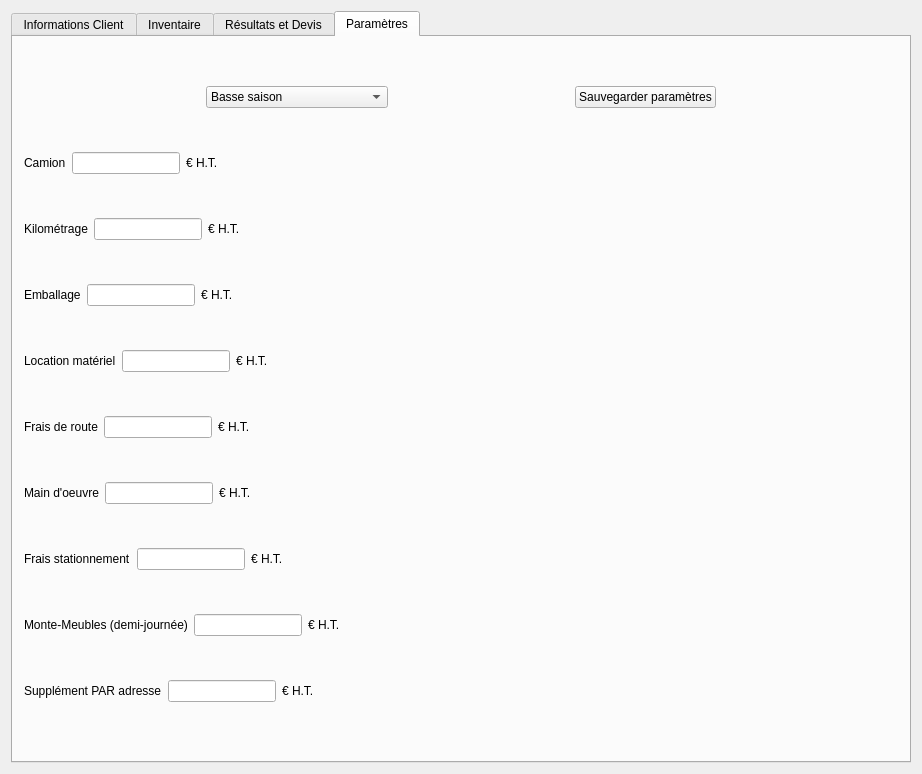
The window that DevisMaker/src/ui/MainWindow.ui (Andreas-Chatti/DevisMaker) describes before a commit, drawn with Qt 5.
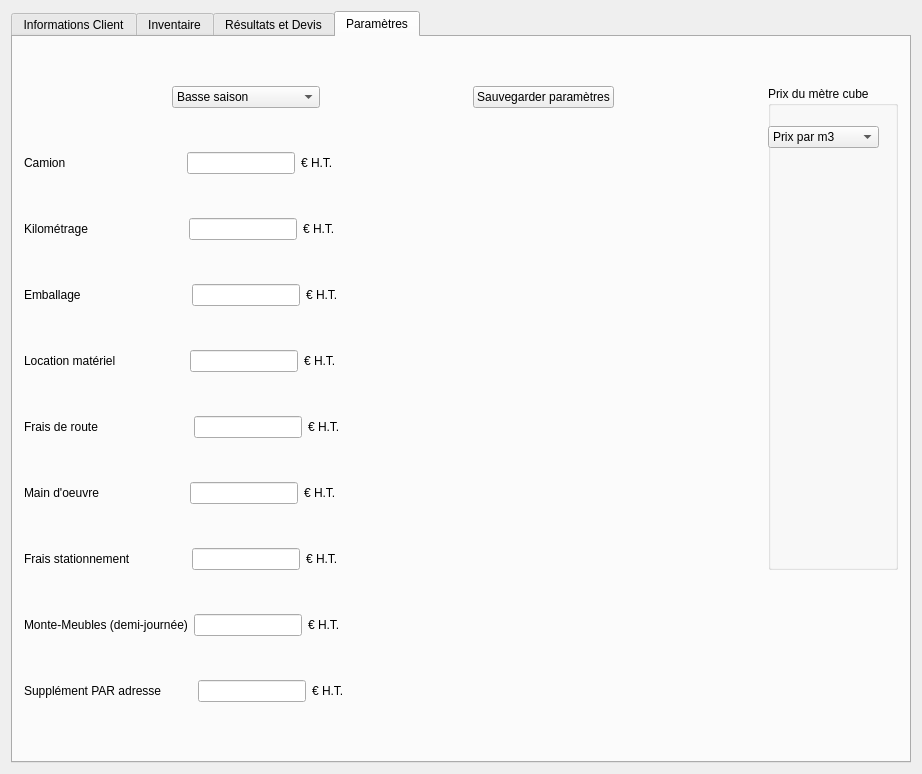
The same window after the commit. The open tabs and pages were chosen to show the change.

Commit message: Tarification refactoring : -Adding the possibility of editing m3 prices on runtime. -Added multiple methods and new member variables

The edit to the form file:
```diff
--- a/DevisMaker/src/ui/MainWindow.ui
+++ b/DevisMaker/src/ui/MainWindow.ui
@@ -51,7 +51,7 @@
        <number>1</number>
       </property>
       <property name="currentIndex">
-       <number>2</number>
+       <number>3</number>
       </property>
       <widget class="QWidget" name="InformationsClient">
        <property name="enabled">
@@ -209,7 +209,7 @@
                </property>
                <property name="dateTime">
                 <datetime>
-                 <hour>15</hour>
+                 <hour>13</hour>
                  <minute>0</minute>
                  <second>0</second>
                  <year>2025</year>
@@ -219,7 +219,7 @@
                </property>
                <property name="maximumDateTime">
                 <datetime>
-                 <hour>3</hour>
+                 <hour>2</hour>
                  <minute>0</minute>
                  <second>59</second>
                  <year>2030</year>
@@ -229,7 +229,7 @@
                </property>
                <property name="minimumDateTime">
                 <datetime>
-                 <hour>20</hour>
+                 <hour>19</hour>
                  <minute>0</minute>
                  <second>0</second>
                  <year>2024</year>
@@ -1093,10 +1093,10 @@
         <string>Paramètres</string>
        </attribute>
        <layout class="QGridLayout" name="gridLayout_7">
-        <item row="10" column="0">
-         <layout class="QHBoxLayout" name="horizontalLayout_33">
+        <item row="7" column="0">
+         <layout class="QHBoxLayout" name="horizontalLayout_25">
           <item>
-           <widget class="QLabel" name="suppAdresseLabel">
+           <widget class="QLabel" name="fraisStatLabel">
             <property name="sizePolicy">
              <sizepolicy hsizetype="Fixed" vsizetype="Preferred">
               <horstretch>0</horstretch>
@@ -1104,12 +1104,28 @@
              </sizepolicy>
             </property>
             <property name="text">
-             <string>Supplément PAR adresse</string>
+             <string>Frais stationnement</string>
             </property>
            </widget>
           </item>
           <item>
-           <widget class="QLineEdit" name="suppAdresseLineEdit">
+           <spacer name="horizontalSpacer_25">
+            <property name="orientation">
+             <enum>Qt::Orientation::Horizontal</enum>
+            </property>
+            <property name="sizeType">
+             <enum>QSizePolicy::Policy::Fixed</enum>
+            </property>
+            <property name="sizeHint" stdset="0">
+             <size>
+              <width>55</width>
+              <height>20</height>
+             </size>
+            </property>
+           </spacer>
+          </item>
+          <item>
+           <widget class="QLineEdit" name="fraisStatLineEdit">
             <property name="sizePolicy">
              <sizepolicy hsizetype="Fixed" vsizetype="Fixed">
               <horstretch>0</horstretch>
@@ -1119,7 +1135,7 @@
            </widget>
           </item>
           <item>
-           <widget class="QLabel" name="htLabel10">
+           <widget class="QLabel" name="htLabel7">
             <property name="sizePolicy">
              <sizepolicy hsizetype="Fixed" vsizetype="Fixed">
               <horstretch>0</horstretch>
@@ -1132,7 +1148,7 @@
            </widget>
           </item>
           <item>
-           <spacer name="horizontalSpacer_28">
+           <spacer name="horizontalSpacer_23">
             <property name="orientation">
              <enum>Qt::Orientation::Horizontal</enum>
             </property>
@@ -1146,46 +1162,115 @@
           </item>
          </layout>
         </item>
-        <item row="4" column="0">
-         <layout class="QHBoxLayout" name="horizontalLayout_12">
+        <item row="8" column="0">
+         <layout class="QHBoxLayout" name="horizontalLayout_22">
           <item>
-           <widget class="QLabel" name="prixEmballageLabel">
+           <widget class="QLabel" name="MMeublesLabel">
             <property name="sizePolicy">
+             <sizepolicy hsizetype="Fixed" vsizetype="Preferred">
+              <horstretch>0</horstretch>
+              <verstretch>0</verstretch>
+             </sizepolicy>
+            </property>
+            <property name="text">
+             <string>Monte-Meubles (demi-journée)</string>
+            </property>
+           </widget>
+          </item>
+          <item>
+           <widget class="QLineEdit" name="MMeublesLineEdit">
+            <property name="sizePolicy">
              <sizepolicy hsizetype="Fixed" vsizetype="Fixed">
               <horstretch>0</horstretch>
               <verstretch>0</verstretch>
              </sizepolicy>
             </property>
+           </widget>
+          </item>
+          <item>
+           <widget class="QLabel" name="htLabel8">
+            <property name="sizePolicy">
+             <sizepolicy hsizetype="Fixed" vsizetype="Fixed">
+              <horstretch>0</horstretch>
+              <verstretch>0</verstretch>
+             </sizepolicy>
+            </property>
             <property name="text">
-             <string>Emballage</string>
+             <string>€ H.T.</string>
             </property>
            </widget>
           </item>
           <item>
-           <widget class="QLineEdit" name="prixEmballageLineEdit">
+           <spacer name="horizontalSpacer_24">
+            <property name="orientation">
+             <enum>Qt::Orientation::Horizontal</enum>
+            </property>
+            <property name="sizeHint" stdset="0">
+             <size>
+              <width>40</width>
+              <height>20</height>
+             </size>
+            </property>
+           </spacer>
+          </item>
+         </layout>
+        </item>
+        <item row="6" column="0">
+         <layout class="QHBoxLayout" name="horizontalLayout_11">
+          <item>
+           <widget class="QLabel" name="moLabel">
             <property name="sizePolicy">
              <sizepolicy hsizetype="Fixed" vsizetype="Fixed">
               <horstretch>0</horstretch>
               <verstretch>0</verstretch>
              </sizepolicy>
             </property>
+            <property name="text">
+             <string>Main d'oeuvre</string>
+            </property>
            </widget>
           </item>
           <item>
-           <widget class="QLabel" name="htLabel2">
+           <spacer name="horizontalSpacer_26">
+            <property name="orientation">
+             <enum>Qt::Orientation::Horizontal</enum>
+            </property>
+            <property name="sizeType">
+             <enum>QSizePolicy::Policy::Fixed</enum>
+            </property>
+            <property name="sizeHint" stdset="0">
+             <size>
+              <width>85</width>
+              <height>20</height>
+             </size>
+            </property>
+           </spacer>
+          </item>
+          <item>
+           <widget class="QLineEdit" name="moLineEdit">
             <property name="sizePolicy">
              <sizepolicy hsizetype="Fixed" vsizetype="Fixed">
               <horstretch>0</horstretch>
               <verstretch>0</verstretch>
              </sizepolicy>
             </property>
+           </widget>
+          </item>
+          <item>
+           <widget class="QLabel" name="htLabel6">
+            <property name="sizePolicy">
+             <sizepolicy hsizetype="Fixed" vsizetype="Fixed">
+              <horstretch>0</horstretch>
+              <verstretch>0</verstretch>
+             </sizepolicy>
+            </property>
             <property name="text">
              <string>€ H.T.</string>
             </property>
            </widget>
           </item>
           <item>
-           <spacer name="horizontalSpacer_19">
+           <spacer name="horizontalSpacer_22">
             <property name="orientation">
              <enum>Qt::Orientation::Horizontal</enum>
             </property>
@@ -1201,6 +1286,9 @@
         </item>
         <item row="1" column="0">
          <layout class="QHBoxLayout" name="horizontalLayout_7">
+          <property name="sizeConstraint">
+           <enum>QLayout::SizeConstraint::SetDefaultConstraint</enum>
+          </property>
           <item>
            <widget class="QLabel" name="prixCamionLabel">
             <property name="sizePolicy">
@@ -1214,6 +1302,22 @@
             </property>
            </widget>
           </item>
+          <item>
+           <spacer name="horizontalSpacer_32">
+            <property name="orientation">
+             <enum>Qt::Orientation::Horizontal</enum>
+            </property>
+            <property name="sizeType">
+             <enum>QSizePolicy::Policy::Fixed</enum>
+            </property>
+            <property name="sizeHint" stdset="0">
+             <size>
+              <width>115</width>
+              <height>20</height>
+             </size>
+            </property>
+           </spacer>
+          </item>
           <item>
            <widget class="QLineEdit" name="prixCamionLineEdit">
             <property name="sizePolicy">
@@ -1331,113 +1435,7 @@
           </item>
          </layout>
         </item>
-        <item row="6" column="0">
-         <layout class="QHBoxLayout" name="horizontalLayout_13">
-          <item>
-           <widget class="QLabel" name="coutFraisRouteLabel_2">
-            <property name="sizePolicy">
-             <sizepolicy hsizetype="Fixed" vsizetype="Fixed">
-              <horstretch>0</horstretch>
-              <verstretch>0</verstretch>
-             </sizepolicy>
-            </property>
-            <property name="text">
-             <string>Frais de route</string>
-            </property>
-           </widget>
-          </item>
-          <item>
-           <widget class="QLineEdit" name="coutFraisRouteLineEdit">
-            <property name="sizePolicy">
-             <sizepolicy hsizetype="Fixed" vsizetype="Fixed">
-              <horstretch>0</horstretch>
-              <verstretch>0</verstretch>
-             </sizepolicy>
-            </property>
-           </widget>
-          </item>
-          <item>
-           <widget class="QLabel" name="htLabel5">
-            <property name="sizePolicy">
-             <sizepolicy hsizetype="Fixed" vsizetype="Fixed">
-              <horstretch>0</horstretch>
-              <verstretch>0</verstretch>
-             </sizepolicy>
-            </property>
-            <property name="text">
-             <string>€ H.T.</string>
-            </property>
-           </widget>
-          </item>
-          <item>
-           <spacer name="horizontalSpacer_21">
-            <property name="orientation">
-             <enum>Qt::Orientation::Horizontal</enum>
-            </property>
-            <property name="sizeHint" stdset="0">
-             <size>
-              <width>40</width>
-              <height>20</height>
-             </size>
-            </property>
-           </spacer>
-          </item>
-         </layout>
-        </item>
-        <item row="9" column="0">
-         <layout class="QHBoxLayout" name="horizontalLayout_22">
-          <item>
-           <widget class="QLabel" name="MMeublesLabel">
-            <property name="sizePolicy">
-             <sizepolicy hsizetype="Fixed" vsizetype="Preferred">
-              <horstretch>0</horstretch>
-              <verstretch>0</verstretch>
-             </sizepolicy>
-            </property>
-            <property name="text">
-             <string>Monte-Meubles (demi-journée)</string>
-            </property>
-           </widget>
-          </item>
-          <item>
-           <widget class="QLineEdit" name="MMeublesLineEdit">
-            <property name="sizePolicy">
-             <sizepolicy hsizetype="Fixed" vsizetype="Fixed">
-              <horstretch>0</horstretch>
-              <verstretch>0</verstretch>
-             </sizepolicy>
-            </property>
-           </widget>
-          </item>
-          <item>
-           <widget class="QLabel" name="htLabel8">
-            <property name="sizePolicy">
-             <sizepolicy hsizetype="Fixed" vsizetype="Fixed">
-              <horstretch>0</horstretch>
-              <verstretch>0</verstretch>
-             </sizepolicy>
-            </property>
-            <property name="text">
-             <string>€ H.T.</string>
-            </property>
-           </widget>
-          </item>
-          <item>
-           <spacer name="horizontalSpacer_24">
-            <property name="orientation">
-             <enum>Qt::Orientation::Horizontal</enum>
-            </property>
-            <property name="sizeHint" stdset="0">
-             <size>
-              <width>40</width>
-              <height>20</height>
-             </size>
-            </property>
-           </spacer>
-          </item>
-         </layout>
-        </item>
-        <item row="5" column="0">
+        <item row="4" column="0">
          <layout class="QHBoxLayout" name="horizontalLayout_10">
           <property name="spacing">
            <number>6</number>
@@ -1455,6 +1453,22 @@
             </property>
            </widget>
           </item>
+          <item>
+           <spacer name="horizontalSpacer_29">
+            <property name="orientation">
+             <enum>Qt::Orientation::Horizontal</enum>
+            </property>
+            <property name="sizeType">
+             <enum>QSizePolicy::Policy::Fixed</enum>
+            </property>
+            <property name="sizeHint" stdset="0">
+             <size>
+              <width>68</width>
+              <height>20</height>
+             </size>
+            </property>
+           </spacer>
+          </item>
           <item>
            <widget class="QLineEdit" name="prixLocMatLineEdit">
             <property name="sizePolicy">
@@ -1496,7 +1510,110 @@
           </item>
          </layout>
         </item>
+        <item row="0" column="1" rowspan="8">
+         <layout class="QVBoxLayout" name="verticalLayout">
+          <property name="spacing">
+           <number>6</number>
+          </property>
+          <item>
+           <widget class="QGroupBox" name="groupBox_4">
+            <property name="title">
+             <string>Prix du mètre cube</string>
+            </property>
+            <widget class="QComboBox" name="priceCalculationComboBox">
+             <property name="geometry">
+              <rect>
+               <x>0</x>
+               <y>40</y>
+               <width>111</width>
+               <height>22</height>
+              </rect>
+             </property>
+             <item>
+              <property name="text">
+               <string>Prix par m3</string>
+              </property>
+             </item>
+             <item>
+              <property name="text">
+               <string>Prix 5 Postes</string>
+              </property>
+             </item>
+            </widget>
+           </widget>
+          </item>
+         </layout>
+        </item>
         <item row="3" column="0">
+         <layout class="QHBoxLayout" name="horizontalLayout_12">
+          <item>
+           <widget class="QLabel" name="prixEmballageLabel">
+            <property name="sizePolicy">
+             <sizepolicy hsizetype="Fixed" vsizetype="Fixed">
+              <horstretch>0</horstretch>
+              <verstretch>0</verstretch>
+             </sizepolicy>
+            </property>
+            <property name="text">
+             <string>Emballage</string>
+            </property>
+           </widget>
+          </item>
+          <item>
+           <spacer name="horizontalSpacer_30">
+            <property name="orientation">
+             <enum>Qt::Orientation::Horizontal</enum>
+            </property>
+            <property name="sizeType">
+             <enum>QSizePolicy::Policy::Fixed</enum>
+            </property>
+            <property name="sizeHint" stdset="0">
+             <size>
+              <width>105</width>
+              <height>20</height>
+             </size>
+            </property>
+           </spacer>
+          </item>
+          <item>
+           <widget class="QLineEdit" name="prixEmballageLineEdit">
+            <property name="sizePolicy">
+             <sizepolicy hsizetype="Fixed" vsizetype="Fixed">
+              <horstretch>0</horstretch>
+              <verstretch>0</verstretch>
+             </sizepolicy>
+            </property>
+           </widget>
+          </item>
+          <item>
+           <widget class="QLabel" name="htLabel2">
+            <property name="sizePolicy">
+             <sizepolicy hsizetype="Fixed" vsizetype="Fixed">
+              <horstretch>0</horstretch>
+              <verstretch>0</verstretch>
+             </sizepolicy>
+            </property>
+            <property name="text">
+             <string>€ H.T.</string>
+            </property>
+           </widget>
+          </item>
+          <item>
+           <spacer name="horizontalSpacer_19">
+            <property name="orientation">
+             <enum>Qt::Orientation::Horizontal</enum>
+            </property>
+            <property name="sizeHint" stdset="0">
+             <size>
+              <width>40</width>
+              <height>20</height>
+             </size>
+            </property>
+           </spacer>
+          </item>
+         </layout>
+        </item>
+        <item row="2" column="0">
          <layout class="QHBoxLayout" name="horizontalLayout_8">
           <item>
            <widget class="QLabel" name="coutKmLabel">
@@ -1511,6 +1628,22 @@
             </property>
            </widget>
           </item>
+          <item>
+           <spacer name="horizontalSpacer_31">
+            <property name="orientation">
+             <enum>Qt::Orientation::Horizontal</enum>
+            </property>
+            <property name="sizeType">
+             <enum>QSizePolicy::Policy::Fixed</enum>
+            </property>
+            <property name="sizeHint" stdset="0">
+             <size>
+              <width>95</width>
+              <height>20</height>
+             </size>
+            </property>
+           </spacer>
+          </item>
           <item>
            <widget class="QLineEdit" name="coutKmLineEdit">
             <property name="sizePolicy">
@@ -1549,23 +1682,39 @@
           </item>
          </layout>
         </item>
-        <item row="7" column="0">
-         <layout class="QHBoxLayout" name="horizontalLayout_11">
+        <item row="9" column="0">
+         <layout class="QHBoxLayout" name="horizontalLayout_33">
           <item>
-           <widget class="QLabel" name="moLabel">
+           <widget class="QLabel" name="suppAdresseLabel">
             <property name="sizePolicy">
-             <sizepolicy hsizetype="Fixed" vsizetype="Fixed">
+             <sizepolicy hsizetype="Fixed" vsizetype="Preferred">
               <horstretch>0</horstretch>
               <verstretch>0</verstretch>
              </sizepolicy>
             </property>
             <property name="text">
-             <string>Main d'oeuvre</string>
+             <string>Supplément PAR adresse</string>
             </property>
            </widget>
           </item>
           <item>
-           <widget class="QLineEdit" name="moLineEdit">
+           <spacer name="horizontalSpacer_9">
+            <property name="orientation">
+             <enum>Qt::Orientation::Horizontal</enum>
+            </property>
+            <property name="sizeType">
+             <enum>QSizePolicy::Policy::Fixed</enum>
+            </property>
+            <property name="sizeHint" stdset="0">
+             <size>
+              <width>30</width>
+              <height>20</height>
+             </size>
+            </property>
+           </spacer>
+          </item>
+          <item>
+           <widget class="QLineEdit" name="suppAdresseLineEdit">
             <property name="sizePolicy">
              <sizepolicy hsizetype="Fixed" vsizetype="Fixed">
               <horstretch>0</horstretch>
@@ -1575,7 +1724,7 @@
            </widget>
           </item>
           <item>
-           <widget class="QLabel" name="htLabel6">
+           <widget class="QLabel" name="htLabel10">
             <property name="sizePolicy">
              <sizepolicy hsizetype="Fixed" vsizetype="Fixed">
               <horstretch>0</horstretch>
@@ -1588,7 +1737,7 @@
            </widget>
           </item>
           <item>
-           <spacer name="horizontalSpacer_22">
+           <spacer name="horizontalSpacer_28">
             <property name="orientation">
              <enum>Qt::Orientation::Horizontal</enum>
             </property>
@@ -1602,23 +1751,39 @@
           </item>
          </layout>
         </item>
-        <item row="8" column="0">
-         <layout class="QHBoxLayout" name="horizontalLayout_25">
+        <item row="5" column="0">
+         <layout class="QHBoxLayout" name="horizontalLayout_13">
           <item>
-           <widget class="QLabel" name="fraisStatLabel">
+           <widget class="QLabel" name="coutFraisRouteLabel_2">
             <property name="sizePolicy">
-             <sizepolicy hsizetype="Fixed" vsizetype="Preferred">
+             <sizepolicy hsizetype="Fixed" vsizetype="Fixed">
               <horstretch>0</horstretch>
               <verstretch>0</verstretch>
              </sizepolicy>
             </property>
             <property name="text">
-             <string>Frais stationnement</string>
+             <string>Frais de route</string>
             </property>
            </widget>
           </item>
           <item>
-           <widget class="QLineEdit" name="fraisStatLineEdit">
+           <spacer name="horizontalSpacer_27">
+            <property name="orientation">
+             <enum>Qt::Orientation::Horizontal</enum>
+            </property>
+            <property name="sizeType">
+             <enum>QSizePolicy::Policy::Fixed</enum>
+            </property>
+            <property name="sizeHint" stdset="0">
+             <size>
+              <width>90</width>
+              <height>20</height>
+             </size>
+            </property>
+           </spacer>
+          </item>
+          <item>
+           <widget class="QLineEdit" name="coutFraisRouteLineEdit">
             <property name="sizePolicy">
              <sizepolicy hsizetype="Fixed" vsizetype="Fixed">
               <horstretch>0</horstretch>
@@ -1628,7 +1793,7 @@
            </widget>
           </item>
           <item>
-           <widget class="QLabel" name="htLabel7">
+           <widget class="QLabel" name="htLabel5">
             <property name="sizePolicy">
              <sizepolicy hsizetype="Fixed" vsizetype="Fixed">
               <horstretch>0</horstretch>
@@ -1641,7 +1806,7 @@
            </widget>
           </item>
           <item>
-           <spacer name="horizontalSpacer_23">
+           <spacer name="horizontalSpacer_21">
             <property name="orientation">
              <enum>Qt::Orientation::Horizontal</enum>
             </property>
```
The commit also changes 3 other files.
